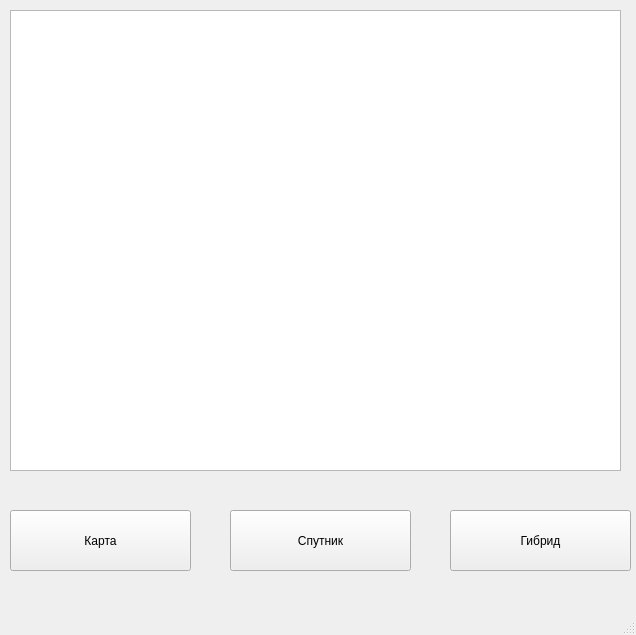
iamanonym/BidMapsAPITask, file Big_task.ui: the form before one commit.
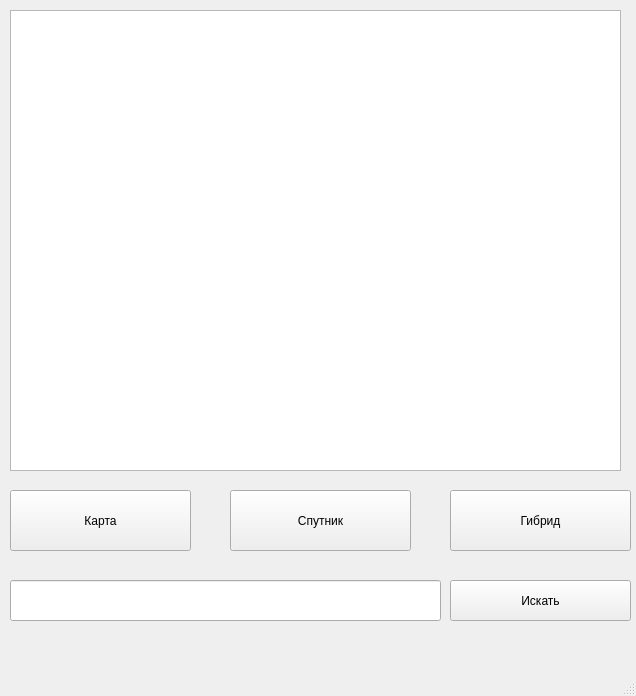
The form after the commit.

Patch:
```diff
--- a/Big_task.ui
+++ b/Big_task.ui
@@ -7,7 +7,7 @@
     <x>0</x>
     <y>0</y>
     <width>636</width>
-    <height>635</height>
+    <height>696</height>
    </rect>
   </property>
   <property name="windowTitle">
@@ -18,7 +18,7 @@
     <property name="geometry">
      <rect>
       <x>10</x>
-      <y>510</y>
+      <y>490</y>
       <width>181</width>
       <height>61</height>
      </rect>
@@ -31,7 +31,7 @@
     <property name="geometry">
      <rect>
       <x>230</x>
-      <y>510</y>
+      <y>490</y>
       <width>181</width>
       <height>61</height>
      </rect>
@@ -44,7 +44,7 @@
     <property name="geometry">
      <rect>
       <x>450</x>
-      <y>510</y>
+      <y>490</y>
       <width>181</width>
       <height>61</height>
      </rect>
@@ -63,6 +63,29 @@
      </rect>
     </property>
    </widget>
+   <widget class="QLineEdit" name="line">
+    <property name="geometry">
+     <rect>
+      <x>10</x>
+      <y>580</y>
+      <width>431</width>
+      <height>41</height>
+     </rect>
+    </property>
+   </widget>
+   <widget class="QPushButton" name="search">
+    <property name="geometry">
+     <rect>
+      <x>450</x>
+      <y>580</y>
+      <width>181</width>
+      <height>41</height>
+     </rect>
+    </property>
+    <property name="text">
+     <string>Искать</string>
+    </property>
+   </widget>
   </widget>
   <widget class="QMenuBar" name="menubar">
    <property name="geometry">
```
